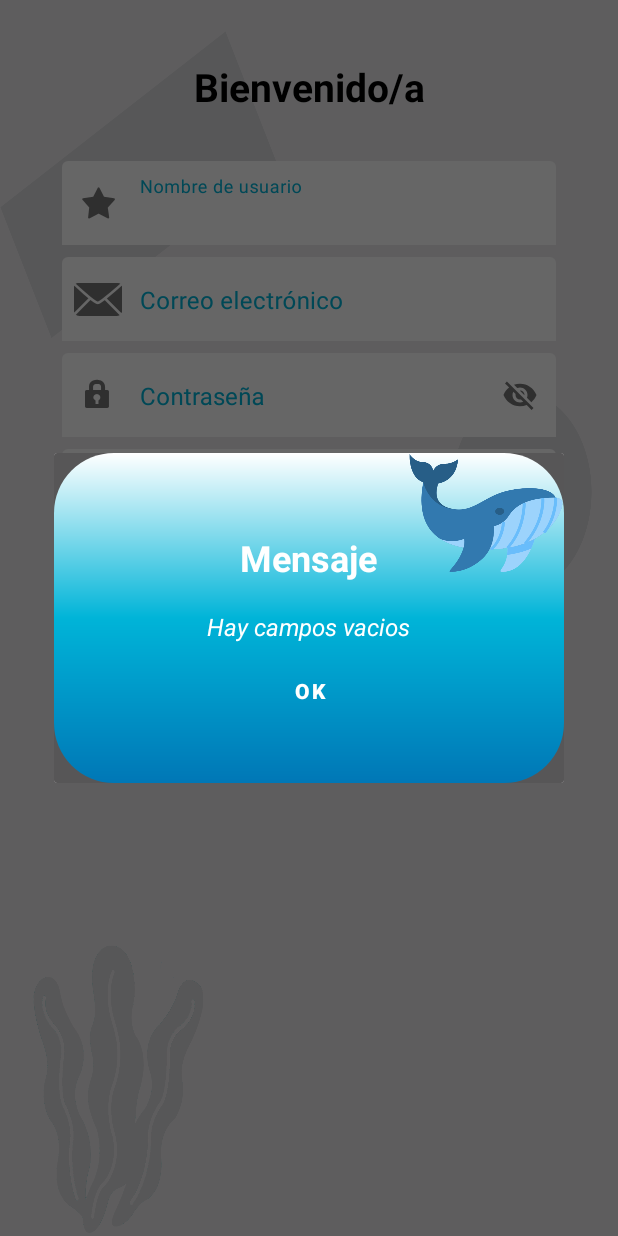
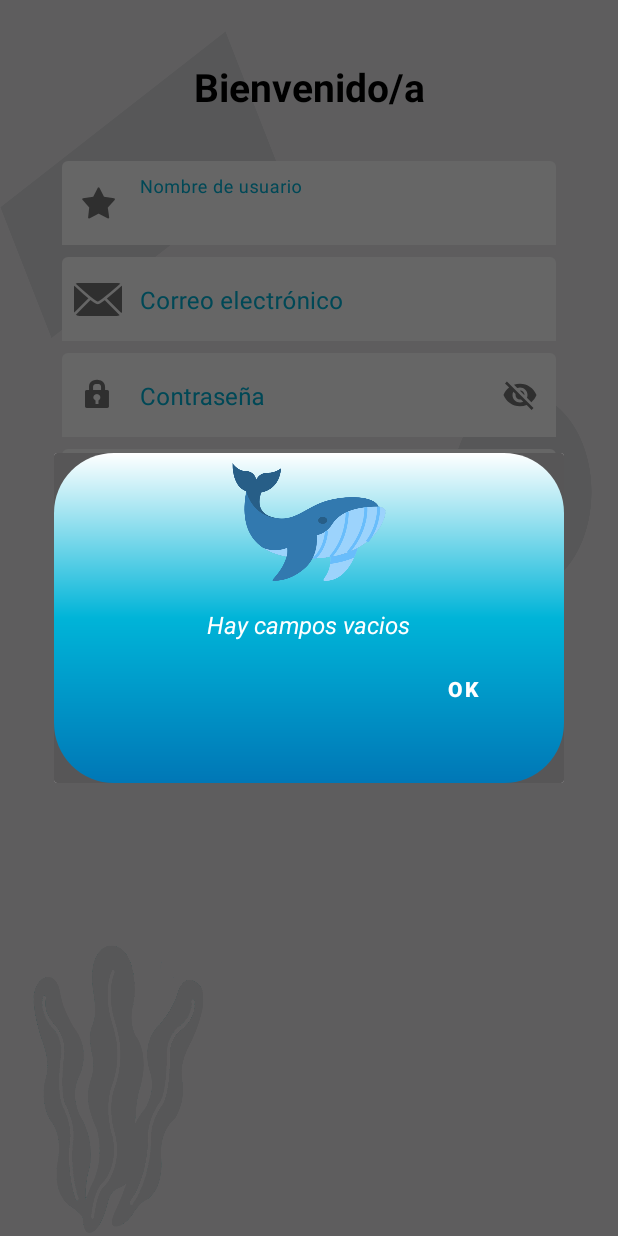
Before and after one commit to 6TenYi9/SeacondLife, an Android app: the SignUpActivity screen opened directly, with no data from a screen before it, after a tap on "CREAR CUENTA", on a phone screen of 412 x 824 dp. Run offline under Robolectric (Android 15) with nearby library versions, the phone set to English and light mode, and no system bars; libraries missing offline, so code that uses them is left out: com.jawnnypoo.physicslayout, org.jbox2d.dynamics; 3 statements that could not run were skipped; 1 other tap on this screen came first.

Commit message:
some changes made in AlertDialog

```diff
--- a/app/src/main/res/layout/dialog_style.xml
+++ b/app/src/main/res/layout/dialog_style.xml
@@ -15,18 +15,9 @@
         app:layout_constraintStart_toStartOf="parent"
         app:layout_constraintEnd_toEndOf="parent">
         <TextView
-            android:id="@+id/DialogTitle"
-            android:layout_marginTop="16dp"
-            android:textStyle="bold"
-            android:textColor="@color/white"
-            android:textSize="24dp"
-            android:text="@string/AlertDg_common_title"
-            android:textAlignment="center"
-            android:layout_width="wrap_content"
-            android:layout_height="wrap_content" />
-        <TextView
             android:id="@+id/DialogMessage"
             android:layout_marginBottom="8dp"
+            android:layout_marginTop="46dp"
             android:textStyle="italic"
             android:textColor="@color/white"
             android:textSize="16dp"
@@ -34,8 +25,9 @@
             android:layout_height="wrap_content"/>
         <Button
             android:id="@+id/DialogButton"
-            android:layout_width="match_parent"
+            android:layout_width="wrap_content"
             android:layout_height="wrap_content"
+            android:layout_gravity="right"
             android:background="@drawable/dialogbutton_style"
             android:text="@string/AlertDg_possbtn_text"
             android:textStyle="bold"
@@ -44,8 +36,10 @@
     <ImageButton
         android:layout_width="104dp"
         android:layout_height="80dp"
+        android:layout_marginTop="6dp"
         android:textAlignment="center"
         android:background="@drawable/whale"
         app:layout_constraintEnd_toEndOf="parent"
+        app:layout_constraintStart_toStartOf="parent"
         app:layout_constraintTop_toTopOf="parent"/>
 </androidx.constraintlayout.widget.ConstraintLayout>
--- a/app/src/main/res/layout/fragment_user_info.xml
+++ b/app/src/main/res/layout/fragment_user_info.xml
@@ -124,8 +124,8 @@
             android:layout_marginLeft="80dp"
             android:layout_marginTop="20dp"
             style="@style/Widget.AppCompat.ProgressBar.Horizontal"
-            tools:progress="50"
-            android:indeterminate="true"
+            tools:progress="0"
+            android:indeterminate="false"
             android:layout_height="wrap_content"
             android:progressTint="@color/blue"
             />
@@ -136,7 +136,6 @@
             android:layout_height="wrap_content"
             android:textAlignment="center"
             android:gravity="center"
-            android:text="20/30"
             android:textColor="@color/green"/>
 
     </LinearLayout>
```
Also changed, not shown: app/src/main/java/com/team/seacondlife/fragments/UserInfoFragment.kt (+36 -5 lines).
